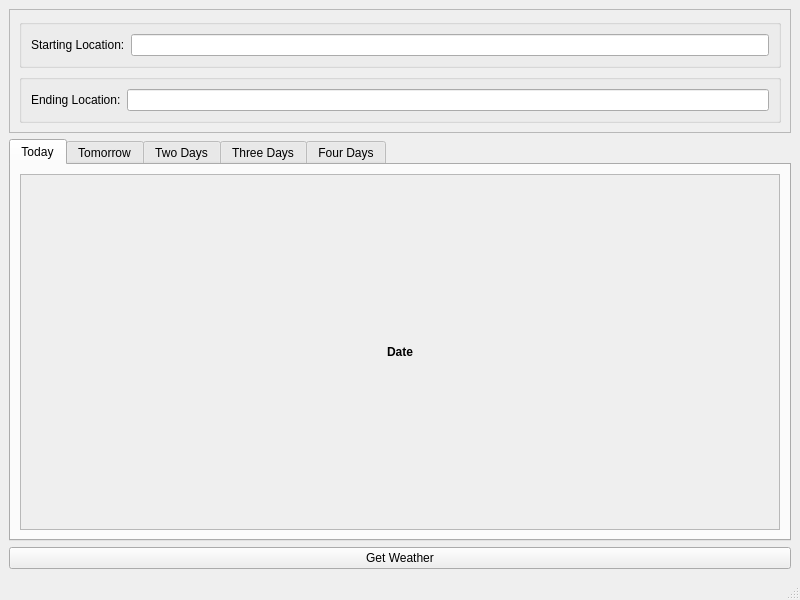
Above: weathertrek.ui from JeffHoogland/weathertrek before the change. Below: the same form after it.
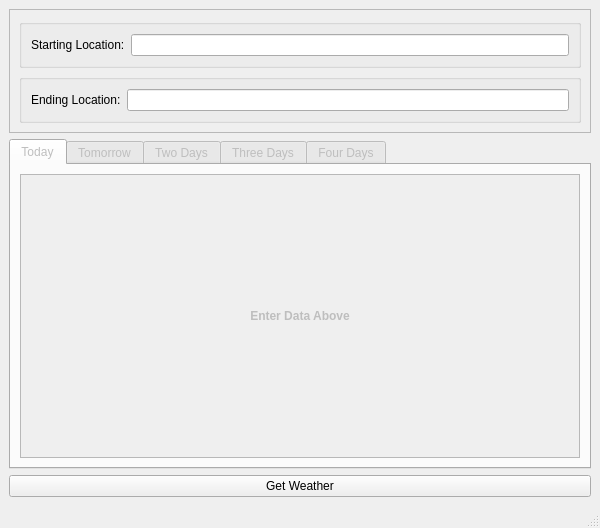
That is the form after the change.

Patch:
```diff
--- a/weathertrek.ui
+++ b/weathertrek.ui
@@ -6,8 +6,8 @@
    <rect>
     <x>0</x>
     <y>0</y>
-    <width>800</width>
-    <height>600</height>
+    <width>600</width>
+    <height>528</height>
    </rect>
   </property>
   <property name="windowTitle">
@@ -67,6 +67,9 @@
     </item>
     <item>
      <widget class="QTabWidget" name="reportTab">
+      <property name="enabled">
+       <bool>false</bool>
+      </property>
       <property name="currentIndex">
        <number>0</number>
       </property>
@@ -85,15 +88,15 @@
             <rect>
              <x>0</x>
              <y>0</y>
-             <width>758</width>
-             <height>275</height>
+             <width>558</width>
+             <height>203</height>
             </rect>
            </property>
            <layout class="QVBoxLayout" name="todayLayout">
             <item>
              <widget class="QLabel" name="todayDate">
               <property name="text">
-               <string>&lt;html&gt;&lt;head/&gt;&lt;body&gt;&lt;p align=&quot;center&quot;&gt;&lt;span style=&quot; font-weight:600;&quot;&gt;Date&lt;/span&gt;&lt;/p&gt;&lt;/body&gt;&lt;/html&gt;</string>
+               <string>&lt;html&gt;&lt;head/&gt;&lt;body&gt;&lt;p align=&quot;center&quot;&gt;&lt;span style=&quot; font-weight:600;&quot;&gt;Enter Data Above&lt;/span&gt;&lt;/p&gt;&lt;/body&gt;&lt;/html&gt;</string>
               </property>
              </widget>
             </item>
```
Left out of the diff: 18 changed lines with no effect on the pictures.
